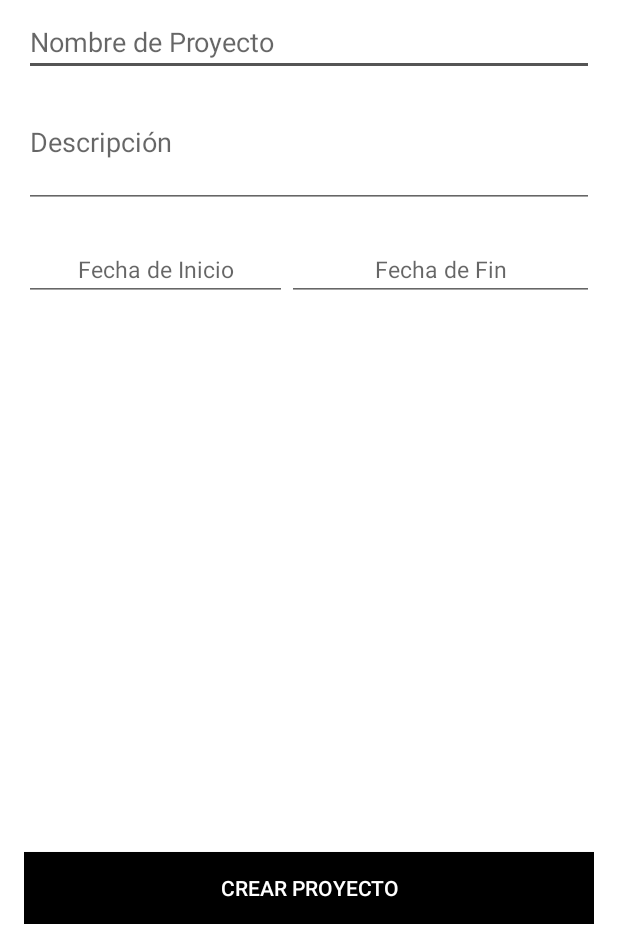
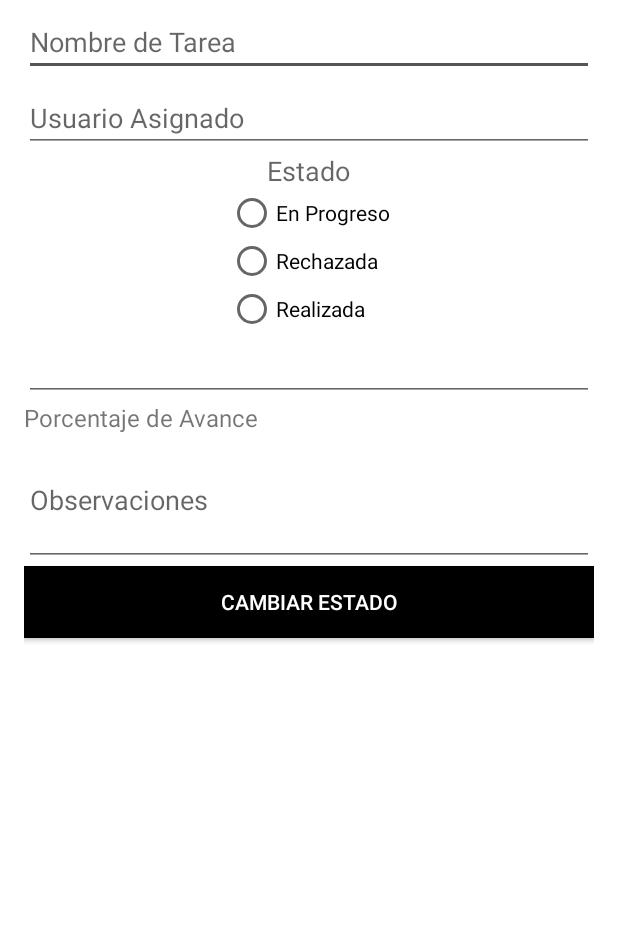
Before and after one commit to luis239/work_ok, an Android app: the NewTaskActivity screen opened directly, with no data from a screen before it, on a phone screen of 412 x 824 dp, the part 288-1236 px from its top. Run offline under Robolectric (Android 15) with nearby library versions, the phone set to English and light mode, and no system bars.

Commit message:
se agregan usuarios desde el dialog al proyecto, creacion de tareas

```diff
--- a/app/src/main/java/com/immagine/workok/adapter/UserProjectAdapter.java
+++ b/app/src/main/java/com/immagine/workok/adapter/UserProjectAdapter.java
@@ -103,7 +103,6 @@ public class UserProjectAdapter extends RecyclerView.Adapter<UserProjectAdapter.
     }
 
 
-
     @Override
     public int getItemCount() {
         return items.size();
--- a/app/src/main/res/layout/activity_new_task.xml
+++ b/app/src/main/res/layout/activity_new_task.xml
@@ -30,7 +30,63 @@
             android:id="@+id/projectName"
             android:layout_marginTop="5dp"
             android:inputType="text"
-            android:hint="@string/projectName" />
+            android:hint="@string/task_name" />
+
+        <EditText
+            android:layout_width="match_parent"
+            android:layout_height="wrap_content"
+            android:id="@+id/editText2"
+            android:layout_marginTop="5dp"
+            android:inputType="text"
+            android:hint="@string/user_assigned"
+            android:layout_gravity="center_horizontal" />
+
+        <TextView
+            android:layout_width="wrap_content"
+            android:layout_height="wrap_content"
+            android:textAppearance="?android:attr/textAppearanceMedium"
+            android:text="@string/status"
+            android:id="@+id/textView2"
+            android:layout_gravity="center_horizontal" />
+
+        <RadioButton
+            android:layout_width="wrap_content"
+            android:layout_height="wrap_content"
+            android:text="@string/in_progress"
+            android:id="@+id/radioButton"
+            android:layout_gravity="center_horizontal" />
+
+        <RadioButton
+            android:layout_width="wrap_content"
+            android:layout_height="wrap_content"
+            android:text="@string/rejected"
+            android:id="@+id/radioButton2"
+            android:layout_gravity="center_horizontal"
+            android:paddingRight="7dp" />
+
+        <RadioButton
+            android:layout_width="wrap_content"
+            android:layout_height="wrap_content"
+            android:text="@string/done"
+            android:id="@+id/radioButton3"
+            android:layout_gravity="center_horizontal"
+            android:paddingRight="16dp" />
+
+        <EditText
+            android:layout_width="match_parent"
+            android:layout_height="wrap_content"
+            android:inputType="number"
+            android:ems="10"
+            android:id="@+id/editText3"
+            android:layout_gravity="center_horizontal" />
+
+        <TextView
+            android:layout_width="wrap_content"
+            android:layout_height="wrap_content"
+            android:textAppearance="?android:attr/textAppearanceSmall"
+            android:text="@string/percentage_progress"
+            android:id="@+id/textView3"
+            android:textSize="16sp" />
 
         <EditText
             android:layout_width="match_parent"
@@ -39,53 +95,17 @@
             android:ems="10"
             android:id="@+id/editText4"
             android:lines="3"
-            android:hint="@string/description" />
+            android:hint="@string/notes" />
 
-    </LinearLayout>
-
-    <LinearLayout
-        android:orientation="horizontal"
-        android:layout_width="match_parent"
-        android:layout_height="wrap_content"
-        android:layout_weight="1"
-        android:layout_marginTop="10dp">
-
-        <EditText
-            android:layout_width="175dp"
-            android:layout_height="wrap_content"
-            android:ems="10"
-            android:id="@+id/startDate"
-            android:hint="@string/date_start"
-            android:textSize="15sp"
-            android:textAlignment="center"
-            android:layout_marginTop="10dp"
-            android:editable="false"
-            android:clickable="true"
-            android:contextClickable="false"
-            android:focusableInTouchMode="false" />
-
-        <EditText
-            android:layout_width="match_parent"
-            android:layout_height="wrap_content"
-            android:inputType="date"
-            android:ems="10"
-            android:id="@+id/endDate"
-            android:hint="@string/date_end"
-            android:textSize="15sp"
-            android:textAlignment="center"
-            android:layout_marginTop="10dp"
-            android:onClick="showDatePickerDialog"
-            android:focusableInTouchMode="false"/>
     </LinearLayout>
 
     <Button
         android:layout_width="match_parent"
         android:layout_height="wrap_content"
-        android:text="@string/create_project"
+        android:text="@string/update_status"
         android:id="@+id/button"
         android:layout_gravity="center_horizontal"
         android:background="#000000"
-        android:textColor="#ffffff"
-        android:layout_marginTop="50dp" />
+        android:textColor="#ffffff" />
 
 </LinearLayout>
--- a/app/src/main/res/values/strings.xml
+++ b/app/src/main/res/values/strings.xml
@@ -41,5 +41,14 @@
     <string name="add">Agregar</string>
     <string name="cancel">Cancelar</string>
     <string name="ok">Aceptar</string>
+    <string name="task_name">Nombre de Tarea</string>
+    <string name="notes">Observaciones</string>
+    <string name="user_assigned">Usuario Asignado</string>
+    <string name="in_progress">En Progreso</string>
+    <string name="rejected">Rechazada</string>
+    <string name="done">Realizada</string>
+    <string name="status">Estado</string>
+    <string name="update_status">Cambiar Estado</string>
+    <string name="percentage_progress">Porcentaje de Avance</string>
 
 </resources>
```
Also changed, not shown: app/src/main/java/com/immagine/workok/activity/AddUserProject.java (+9 -20 lines), app/src/main/java/com/immagine/workok/activity/UserSelectionDialog.java (+39 -11 lines).
